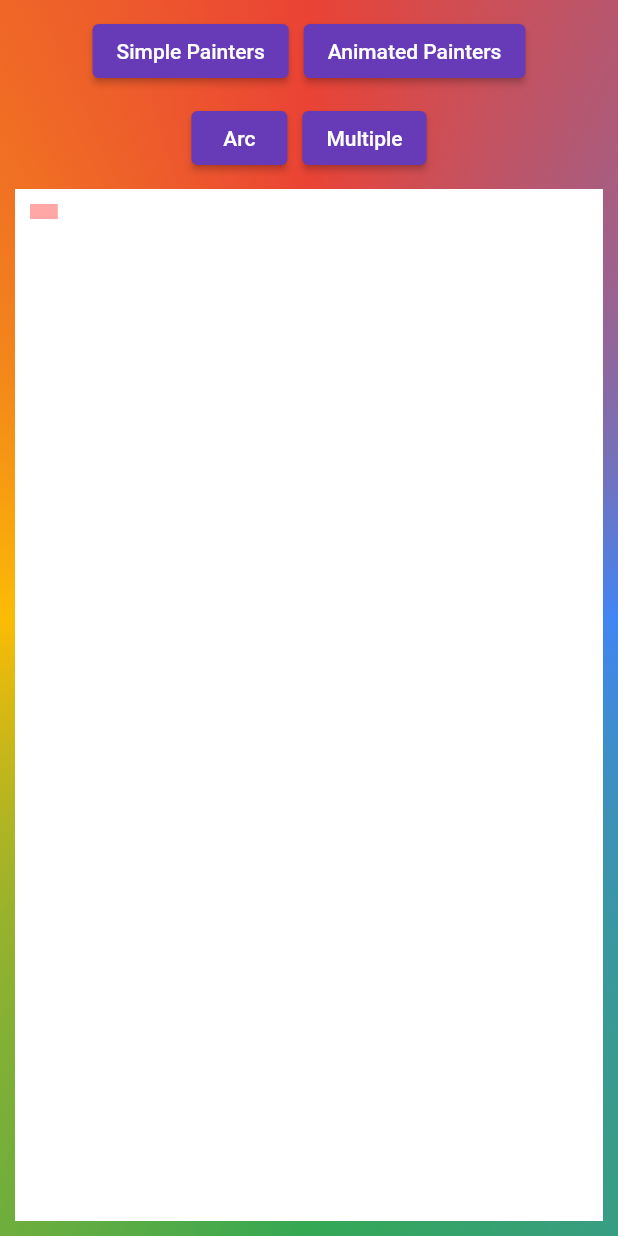
After one commit to Christian-Adler/flutter_canvas_training, a Flutter app: the screen it shows after launch, after a tap on "Animated Painters", after a tap on "Multiple", on a phone screen of 412 x 824 dp. The commit adds this screen. Run offline on Flutter 3.47's test engine with Material 2 defaults, Android fonts, the phone set to English and light mode, and no system bars.

Commit message:
add animation with multiple changing items at different and parallel times

```diff
--- /dev/null
+++ b/lib/painter/animated/animated_multiple_painter.dart
@@ -0,0 +1,36 @@
+import 'package:flutter/material.dart';
+
+class AnimatedMultiplePainter extends CustomPainter {
+  final Animation<double> widthAnimation;
+  final Animation<double> heightAnimation;
+  final Animation<double> colorAnimation;
+
+  AnimatedMultiplePainter({
+    required this.widthAnimation,
+    required this.heightAnimation,
+    required this.colorAnimation,
+  }) : super(repaint: widthAnimation);
+
+  @override
+  void paint(Canvas canvas, Size size) {
+    final paint = Paint()
+      ..strokeWidth = 5
+      ..color = Color.fromRGBO(255, 0, 0, colorAnimation.value)
+      ..style = PaintingStyle.fill
+      ..strokeJoin = StrokeJoin.round;
+
+    final rect = Rect.fromLTWH(10, 10, widthAnimation.value * 270, 10 + heightAnimation.value * 30);
+    canvas.drawRect(rect, paint);
+  }
+
+  @override
+  bool shouldRepaint(covariant CustomPainter oldDelegate) {
+    print(widthAnimation.status.toString());
+    if (widthAnimation.status != AnimationStatus.completed) {
+      print('animation completed');
+      return true;
+    } else {
+      return false;
+    }
+  }
+}
--- /dev/null
+++ b/lib/widgets/animated/animated_multiple.dart
@@ -0,0 +1,76 @@
+import 'package:flutter/material.dart';
+
+import '../../painter/animated/animated_multiple_painter.dart';
+
+class AnimatedMultiple extends StatefulWidget {
+  const AnimatedMultiple({Key? key}) : super(key: key);
+
+  @override
+  State<AnimatedMultiple> createState() => _AnimatedMultipleState();
+}
+
+class _AnimatedMultipleState extends State<AnimatedMultiple> with TickerProviderStateMixin {
+  late AnimationController _controller;
+  late Animation<double> _widthAnimation;
+  late Animation<double> _heightAnimation;
+  late Animation<double> _colorAnimation;
+
+  @override
+  void initState() {
+    super.initState();
+
+    _controller = AnimationController(
+      vsync: this,
+      duration: const Duration(seconds: 6),
+    );
+
+    Tween<double> tween = Tween(begin: 0, end: 1);
+
+    _widthAnimation =
+            tween.animate(CurvedAnimation(parent: _controller, curve: const Interval(0, 1, curve: Curves.easeInOut)))
+        // ..addListener(() {
+        //   setState(() {});
+        // })
+
+        // ..addStatusListener((status) {
+        //   if (status == AnimationStatus.completed) {
+        //     _controller.repeat();
+        //   } else if (status == AnimationStatus.dismissed) {
+        //     _controller.forward();
+        //   }
+        // }
+        // )
+
+        // ..addStatusListener((status) {
+        //   print(status.toString());
+        // })
+        ;
+
+    _heightAnimation =
+        tween.animate(CurvedAnimation(parent: _controller, curve: const Interval(0.5, 1, curve: Curves.easeInOut)));
+    _colorAnimation =
+        tween.animate(CurvedAnimation(parent: _controller, curve: const Interval(0.0, 0.45, curve: Curves.easeInOut)));
+
+    _controller.forward();
+  }
+
+  @override
+  void dispose() {
+    _controller.dispose();
+    super.dispose();
+  }
+
+  @override
+  Widget build(BuildContext context) {
+    return Container(
+      color: Colors.white,
+      // Groeße: Wichtig, damit im Painter Size korrekt geht. Sonst width & height = 0
+      width: double.infinity,
+      height: double.infinity,
+      child: CustomPaint(
+        painter: AnimatedMultiplePainter(
+            widthAnimation: _widthAnimation, heightAnimation: _heightAnimation, colorAnimation: _colorAnimation),
+      ),
+    );
+  }
+}
--- a/lib/widgets/animated/animated_painters.dart
+++ b/lib/widgets/animated/animated_painters.dart
@@ -1,6 +1,7 @@
 import 'package:flutter/material.dart';
 
 import 'animated_arc.dart';
+import 'animated_multiple.dart';
 
 class AnimatedPainters extends StatefulWidget {
   const AnimatedPainters({Key? key}) : super(key: key);
@@ -28,6 +29,7 @@ class _AnimatedPaintersState extends State<AnimatedPainters> {
             children: [
               ElevatedButton(onPressed: () => setWidget(const AnimatedArc()), child: const Text('Arc')),
               const SizedBox(width: 10),
+              ElevatedButton(onPressed: () => setWidget(const AnimatedMultiple()), child: const Text('Multiple')),
             ],
           ),
         ),
```
